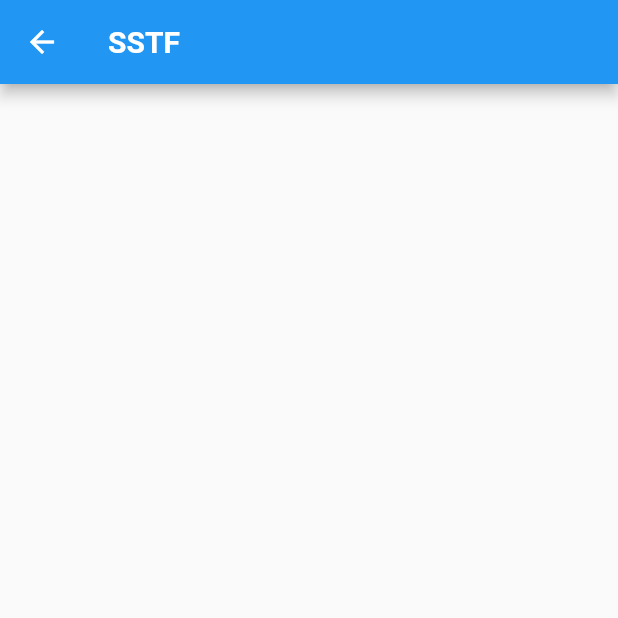
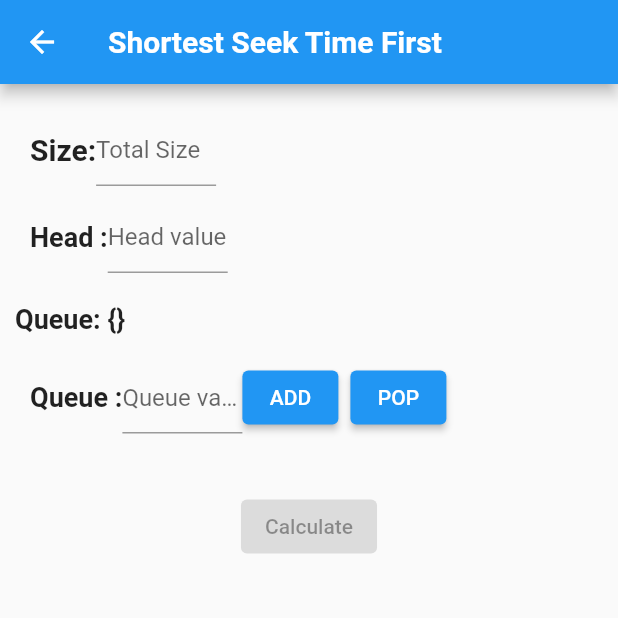
Before and after one commit to haard04/CPU_schedule, a Flutter app: the SSTF screen opened directly, on a phone screen of 412 x 824 dp, the top half of it. Run offline on Flutter 3.47's test engine with Material 2 defaults, Android fonts, the light colour scheme and no system bars; our stand-ins replace font_awesome_flutter, sizer; Roboto replaces fonts that are missing (Pacifico).

Commit message:
input set

```diff
--- a/cpu/lib/Home.dart
+++ b/cpu/lib/Home.dart
@@ -1,7 +1,7 @@
 import 'package:cpu/LRU.dart';
 import 'package:cpu/bounderBuffer/PCBB.dart';
 import 'package:cpu/SRTN/SRTN.dart';
-import 'package:cpu/SSTF.dart';
+import 'package:cpu/SSTF/SSTF.dart';
 import 'package:flutter/material.dart';
 
 class Home extends StatefulWidget {
--- a/cpu/lib/SSTF.dart
+++ /dev/null
@@ -1,19 +0,0 @@
-import 'package:flutter/material.dart';
-import 'dart:math';
-
-class SSTF extends StatefulWidget {
-  SSTF({Key? key}) : super(key: key);
-
-  @override
-  State<SSTF> createState() => _SSTFState();
-}
-
-class _SSTFState extends State<SSTF> {
-  @override
-  Widget build(BuildContext context) {
-    return Scaffold(
-      appBar: AppBar(title: Text('SSTF',style: TextStyle(fontFamily: 'Pacifico',fontWeight: FontWeight.bold),),),
-      body: Container(),
-    );
-  }
-}
--- /dev/null
+++ b/cpu/lib/SSTF/SSTF.dart
@@ -0,0 +1,255 @@
+import 'dart:collection';
+
+import 'package:cpu/SRTN/viewiobt.dart';
+import 'package:cpu/bounderBuffer/widget.dart';
+import 'package:flutter/material.dart';
+
+class SSTF extends StatefulWidget {
+  SSTF({Key? key}) : super(key: key);
+
+  @override
+  State<SSTF> createState() => _SSTFState();
+}
+
+class _SSTFState extends State<SSTF> {
+
+  int size =0;
+  int head =0;
+  ListQueue<int>Buffer=ListQueue();
+  int x=0;
+
+  void push(value){
+    setState((){
+
+
+                    if(value >0 && value <size){
+                    Buffer.add(value);
+                    }
+                    else {
+                     // print("FULL");
+                      showDialog(
+                        context: context,
+                        builder: (BuildContext context) {
+                        return AlertDialog(
+                        content: Text('Please select Proper value'),
+                         actions: [
+
+                           ElevatedButton(onPressed: (){
+                             Navigator.of(context).pop();
+                           },
+                           child: Text('Ok'),
+                           )
+                        ]
+                         );});
+    }});
+  }
+
+
+  @override
+  Widget build(BuildContext context) {
+    return Scaffold(
+      appBar: AppBar(
+        title: Text('Shortest Seek Time First',
+        style:TextStyle(
+          fontFamily: 'Pacifico', fontWeight: FontWeight.bold
+          ),
+        ),
+      ),
+      body: Container(
+        child: Column(
+          children: [
+            Padding(
+              padding: const EdgeInsets.fromLTRB(20,20,20,10),
+              child: Row(
+                crossAxisAlignment: CrossAxisAlignment.center,
+
+                children: [
+                  Text(
+                    'Size:',
+                    style: TextStyle(
+                      fontSize: 20,
+                      fontWeight: FontWeight.bold
+                    ),
+                  ),
+                  SizedBox(
+                    width: 80,
+                    child: TextField(
+
+                       onChanged: (value) {
+                      setState(() {
+                        size = int.parse(value);
+
+
+
+                      });
+                    },
+                    keyboardType: TextInputType.numberWithOptions(),
+                    decoration: InputDecoration(
+                hintText: 'Total Size',
+
+              ),
+                    ),
+                  ),
+                ],
+              ),
+            ),
+            Padding(
+              padding: const EdgeInsets.fromLTRB(20,0,20,10),
+              child: Row(
+                crossAxisAlignment: CrossAxisAlignment.center,
+                children: [
+                  Text(
+                    'Head :',
+                    style: TextStyle(
+                      fontSize: 18,
+                      fontWeight: FontWeight.bold
+                    ),
+                  ),
+                  SizedBox(
+                    width: 80,
+                    child: TextField(
+
+                       onChanged: (value) {
+                      setState(() {
+                        if(int.parse(value)<size){
+                          print(size);
+                        head = int.parse(value);}
+                        else{
+
+                          showDialog(
+                        context: context,
+                        builder: (BuildContext context) {
+                        return AlertDialog(
+                        content: Text('Please select Proper value'),
+                         actions: [
+
+                           ElevatedButton(onPressed: (){
+                             Navigator.of(context).pop();
+                           },
+                           child: Text('Ok'),
+                           )
+                        ]
+                         );});
+                        }
+
+
+
+                      });
+                    },
+                    keyboardType: TextInputType.numberWithOptions(),
+                    decoration: InputDecoration(
+                hintText: 'Head value',
+
+              ),
+                    ),
+                  ),
+                ],
+              ),
+            ),
+            Padding(
+              padding: const EdgeInsets.all(10.0),
+              child: Row(
+                  children: [
+                    Text('Queue: '+Buffer.toString(),style: TextStyle(fontSize: 18,fontWeight: FontWeight.bold),)
+                  ],
+              ),
+            ),
+            Padding(
+              padding: const EdgeInsets.fromLTRB(20,0,20,10),
+              child: Row(
+                crossAxisAlignment: CrossAxisAlignment.center,
+                children: [
+                  Text(
+                    'Queue :',
+                    style: TextStyle(
+                      fontSize: 18,
+                      fontWeight: FontWeight.bold
+                    ),
+                  ),
+                  SizedBox(
+                    width: 80,
+                    child: TextField(
+
+                       onChanged: (value) {
+                        x=int.parse(value);
+                    },
+                    keyboardType: TextInputType.numberWithOptions(),
+                    decoration: InputDecoration(
+                hintText: 'Queue value',
+
+              ),
+                    ),
+                  ),
+                  ElevatedButton(
+                    onPressed:(){ setState(() {
+                        if(x<size&&x>-1){
+                          print(size);
+                        Buffer.add(x);
+                        print(Buffer);
+                        }
+                        else{
+
+                          showDialog(
+                        context: context,
+                        builder: (BuildContext context) {
+                        return AlertDialog(
+                        content: Text('Please select Proper value'),
+                         actions: [
+
+                           ElevatedButton(onPressed: (){
+                             Navigator.of(context).pop();
+                           },
+                           child: Text('Ok'),
+                           )
+                        ]
+                         );});}});},
+                     child: Text('ADD')),
+
+
+                     Padding(
+                       padding: const EdgeInsets.all(8.0),
+                       child: ElevatedButton(onPressed: (() {
+                         setState(() {
+                          if(Buffer.length>0){
+                            Buffer.removeLast();
+                          }
+                          else{
+
+                            showDialog(
+                          context: context,
+                          builder: (BuildContext context) {
+                          return AlertDialog(
+                          content: Text('Queue is Empty'),
+                           actions: [
+
+                             ElevatedButton(onPressed: (){
+                               Navigator.of(context).pop();
+                             },
+                             child: Text('Ok'),
+                             )
+                          ]
+                           );});}});}
+                       ), child: Text('POP')),
+                     )
+                ],
+              ),
+            ),
+
+            Padding(
+              padding: const EdgeInsets.all(20.0),
+              child: Row(
+                mainAxisAlignment: MainAxisAlignment.center,
+                crossAxisAlignment: CrossAxisAlignment.center,
+                children: [
+                  ElevatedButton(onPressed: null, child:Text('Calculate'))
+                ],
+              ),
+            )
+
+          ],
+        ),
+      ),
+
+    );
+  }
+}
```
